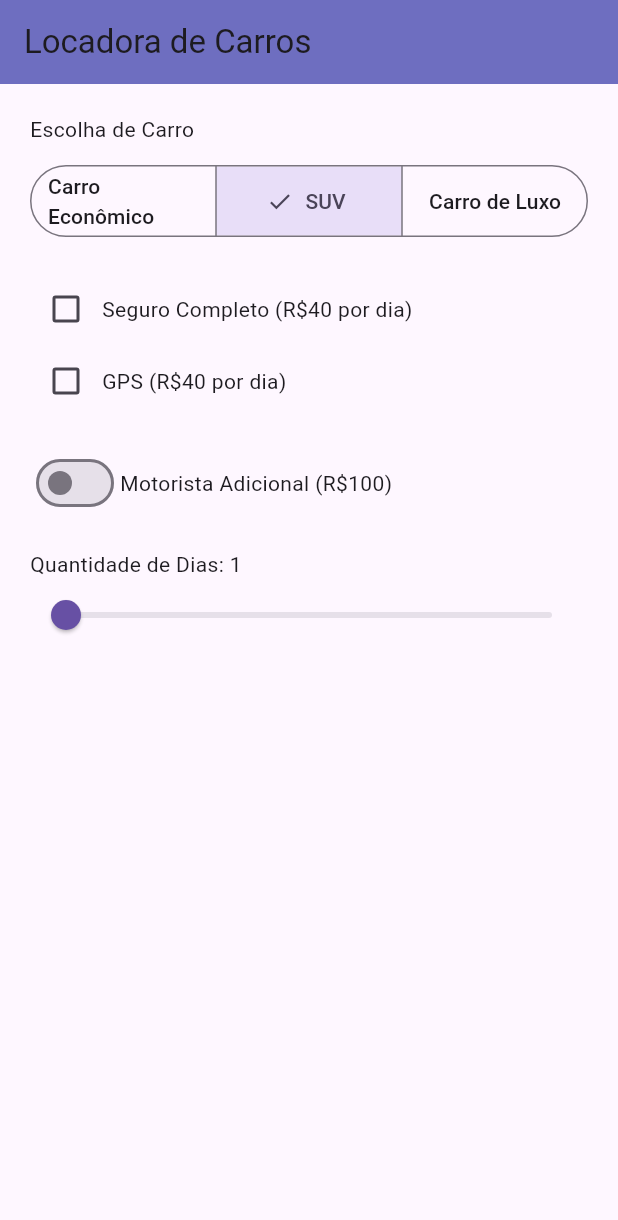
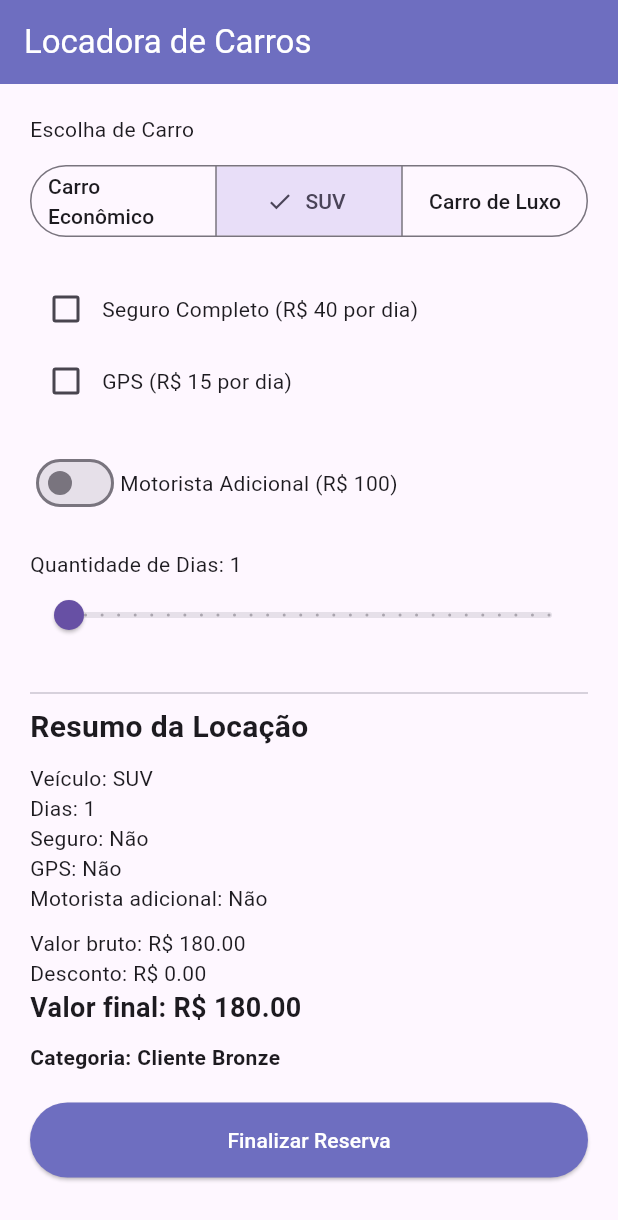
Before and after one commit to GabrielAlone/Locadora-de-Carros-Flutter-, a Flutter app: the screen it shows after launch, after a tap on "SUV", on a phone screen of 412 x 824 dp. Shown: the top 1220 px of the screen. Run offline on Flutter 3.47's test engine with Material 3 defaults, Android fonts, the phone set to English and light mode, and no system bars.

Commit message:
Correção do código

```diff
--- a/lib/main.dart
+++ b/lib/main.dart
@@ -1,4 +1,6 @@
 import 'package:flutter/material.dart';
+import 'widgets/botao.dart';
+import 'widgets/calculo.dart';
 
 void main() {
   runApp(MeuApp());
@@ -10,71 +12,141 @@ class MeuApp extends StatefulWidget {
 }
 
 class _MeuAppState extends State<MeuApp> {
+  final GlobalKey<NavigatorState> chaveNavegacao =
+      GlobalKey<NavigatorState>();
+
+  final GlobalKey<ScaffoldMessengerState> chaveMensagem =
+      GlobalKey<ScaffoldMessengerState>();
+
   bool ligado = false;
   bool seguro = false;
   bool gps = false;
+
   double valor = 1;
+  double valorVeiculo = 120;
+
   String opcao = "Economico";
 
-  void clicarIcone() {
-    print("Clicou no coração");
+  Calculo calculo = Calculo();
+
+  @override
+  void initState() {
+    super.initState();
+    atualizarCalculo();
+  }
+
+  void atualizarCalculo() {
+    calculo.calcular(valorVeiculo, valor, seguro, gps, ligado);
   }
 
   void alterarSwitch(bool novoValor) {
     setState(() {
       ligado = novoValor;
-      print(novoValor);
+      atualizarCalculo();
     });
   }
 
   void alterarSeguro(bool novoValor) {
     setState(() {
       seguro = novoValor;
-      print(novoValor);
+      atualizarCalculo();
     });
   }
 
   void alterarGps(bool novoValor) {
     setState(() {
       gps = novoValor;
-      print(novoValor);
+      atualizarCalculo();
     });
   }
 
   void alterarSlider(double novoValor) {
     setState(() {
       valor = novoValor;
-      print(novoValor);
+      atualizarCalculo();
     });
   }
 
   void alterarOpcao(String novaOpcao) {
     setState(() {
       opcao = novaOpcao;
-      print(novaOpcao);
+      valorVeiculo = calculo.valorDoVeiculo(opcao);
+      atualizarCalculo();
     });
+  }
+
+  void mostrarAlert(String mensagem) {
+    final contexto = chaveNavegacao.currentContext;
+
+    if (contexto == null) return;
+
+    showDialog(
+      context: contexto,
+      builder: (contextoDialog) {
+        return AlertDialog(
+          title: Text("Confirmar Reserva"),
+          content: SingleChildScrollView(
+            child: Text(mensagem),
+          ),
+          actions: [
+            TextButton(
+              onPressed: () {
+                Navigator.pop(contextoDialog);
+              },
+              child: Text("Cancelar"),
+            ),
+            TextButton(
+              onPressed: () {
+                Navigator.pop(contextoDialog);
+
+                chaveMensagem.currentState?.showSnackBar(
+                  SnackBar(
+                    content: Text("Reserva realizada com sucesso!"),
+                  ),
+                );
+              },
+              child: Text("Confirmar Reserva"),
+            ),
+          ],
+        );
+      },
+    );
+  }
+
+  void finalizarReserva() {
+    atualizarCalculo();
+
+    mostrarAlert(
+      "Veículo: ${calculo.nomeVeiculo(opcao)}\n"
+      "Dias: ${valor.toInt()}\n"
+      "Seguro: ${seguro ? 'Sim' : 'Não'}\n"
+      "GPS: ${gps ? 'Sim' : 'Não'}\n"
+      "Motorista adicional: ${ligado ? 'Sim' : 'Não'}\n\n"
+      "Valor bruto: R\$ ${calculo.valorBruto.toStringAsFixed(2)}\n"
+      "Desconto: R\$ ${calculo.desconto.toStringAsFixed(2)}\n"
+      "Valor final: R\$ ${calculo.valorFinal.toStringAsFixed(2)}\n"
+      "Categoria: ${calculo.categoria}",
+    );
   }
 
   @override
   Widget build(BuildContext context) {
     return MaterialApp(
       debugShowCheckedModeBanner: false,
+      navigatorKey: chaveNavegacao,
+      scaffoldMessengerKey: chaveMensagem,
       home: Scaffold(
-
-        // SEGMENTED BUTTON
-
         appBar: AppBar(
           title: Text("Locadora de Carros"),
           backgroundColor: Color.fromARGB(255, 110, 110, 192),
+          foregroundColor: Colors.white,
         ),
-
         body: Padding(
           padding: EdgeInsets.all(20),
-
+          child: SingleChildScrollView(
             child: Column(
               crossAxisAlignment: CrossAxisAlignment.start,
               children: [
-
                 Text("Escolha de Carro"),
                 SizedBox(height: 10),
 
@@ -84,20 +156,16 @@ class _MeuAppState extends State<MeuApp> {
                       value: "Economico",
                       label: Text("Carro Econômico"),
                     ),
-
                     ButtonSegment(
                       value: "SUV",
                       label: Text("SUV"),
                     ),
-
                     ButtonSegment(
-                    value: "C",
+                      value: "Luxo",
                       label: Text("Carro de Luxo"),
                     ),
                   ],
-
                   selected: {opcao},
-
                   onSelectionChanged: (novaSelecao) {
                     alterarOpcao(novaSelecao.first);
                   },
@@ -105,70 +173,113 @@ class _MeuAppState extends State<MeuApp> {
 
                 SizedBox(height: 20),
 
-              // CHECKBOX
-
                 Row(
                   children: [
                     Checkbox(
                       value: seguro,
-                    onChanged: (valor) {
-                      alterarSeguro(valor!);
+                      onChanged: (novoValor) {
+                        alterarSeguro(novoValor!);
                       },
                     ),
-
-                  Text("Seguro Completo (R\$40 por dia)"),
+                    Expanded(
+                      child: Text("Seguro Completo (R\$ 40 por dia)"),
+                    ),
                   ],
                 ),
-
-              // CHECKBOX
 
                 Row(
                   children: [
                     Checkbox(
                       value: gps,
-                    onChanged: (valor) {
-                      alterarGps(valor!);
+                      onChanged: (novoValor) {
+                        alterarGps(novoValor!);
                       },
                     ),
-
-                  Text("GPS (R\$40 por dia)"),
+                    Expanded(
+                      child: Text("GPS (R\$ 15 por dia)"),
+                    ),
                   ],
                 ),
 
                 SizedBox(height: 20),
 
-              // SWITCH
-
                 Row(
                   children: [
                     Switch(
                       value: ligado,
-
-                    onChanged: (valor) {
-                      alterarSwitch(valor);
-                    },
+                      onChanged: alterarSwitch,
                     ),
-
-                  Text("Motorista Adicional (R\$100)"),
+                    Expanded(
+                      child: Text("Motorista Adicional (R\$ 100)"),
+                    ),
                   ],
                 ),
 
                 SizedBox(height: 20),
-
-              // SLIDER
 
                 Text("Quantidade de Dias: ${valor.toInt()}"),
 
                 Slider(
                   min: 1,
                   max: 30,
+                  divisions: 29,
                   value: valor,
+                  onChanged: alterarSlider,
+                ),
 
-                onChanged: (novoValor) {
-                  alterarSlider(novoValor);
-                },
+                SizedBox(height: 20),
+                Divider(),
+
+                Text(
+                  "Resumo da Locação",
+                  style: TextStyle(
+                    fontSize: 20,
+                    fontWeight: FontWeight.bold,
+                  ),
+                ),
+
+                SizedBox(height: 10),
+
+                Text("Veículo: ${calculo.nomeVeiculo(opcao)}"),
+                Text("Dias: ${valor.toInt()}"),
+                Text("Seguro: ${seguro ? 'Sim' : 'Não'}"),
+                Text("GPS: ${gps ? 'Sim' : 'Não'}"),
+                Text("Motorista adicional: ${ligado ? 'Sim' : 'Não'}"),
+
+                SizedBox(height: 10),
+
+                Text(
+                  "Valor bruto: R\$ ${calculo.valorBruto.toStringAsFixed(2)}",
+                ),
+                Text(
+                  "Desconto: R\$ ${calculo.desconto.toStringAsFixed(2)}",
+                ),
+                Text(
+                  "Valor final: R\$ ${calculo.valorFinal.toStringAsFixed(2)}",
+                  style: TextStyle(
+                    fontSize: 18,
+                    fontWeight: FontWeight.bold,
+                  ),
+                ),
+
+                SizedBox(height: 10),
+
+                Text(
+                  "Categoria: ${calculo.categoria}",
+                  style: TextStyle(
+                    fontWeight: FontWeight.bold,
+                  ),
+                ),
+
+                SizedBox(height: 20),
+
+                meuBotao(
+                  "Finalizar Reserva",
+                  Color.fromARGB(255, 110, 110, 192),
+                  finalizarReserva,
                 ),
               ],
+            ),
           ),
         ),
       ),
--- /dev/null
+++ b/lib/widgets/botao.dart
@@ -0,0 +1,17 @@
+
+import 'package:flutter/material.dart';
+
+Widget meuBotao(String texto, Color cor, VoidCallback metodo) {
+  return Padding(
+    padding: EdgeInsets.only(bottom: 10),
+    child: ElevatedButton(
+      onPressed: metodo,
+      style: ElevatedButton.styleFrom(
+        backgroundColor: cor,
+        minimumSize: Size(double.infinity, 50),
+        foregroundColor: Colors.white,
+      ),
+      child: Text(texto),
+    ),
+  );
+}
--- /dev/null
+++ b/lib/widgets/calculo.dart
@@ -0,0 +1,71 @@
+
+class Calculo {
+  double valorBruto = 0;
+  double desconto = 0;
+  double valorFinal = 0;
+  String categoria = "Cliente Bronze";
+
+  void calcular(
+    double valorVeiculo,
+    double dias,
+    bool seguro,
+    bool gps,
+    bool motorista,
+  ) {
+    double diaria = valorVeiculo;
+
+    if (seguro) {
+      diaria = diaria + 40;
+    }
+
+    if (gps) {
+      diaria = diaria + 15;
+    }
+
+    valorBruto = diaria * dias;
+
+    if (motorista) {
+      valorBruto = valorBruto + 100;
+    }
+
+    if (dias >= 15) {
+      desconto = valorBruto * 0.10;
+    } else if (dias >= 7) {
+      desconto = valorBruto * 0.05;
+    } else {
+      desconto = 0;
+    }
+
+    valorFinal = valorBruto - desconto;
+
+    if (valorFinal <= 1000) {
+      categoria = "Cliente Bronze";
+    } else if (valorFinal <= 3000) {
+      categoria = "Cliente Prata";
+    } else if (valorFinal <= 5000) {
+      categoria = "Cliente Ouro";
+    } else {
+      categoria = "Cliente Platinum";
+    }
+  }
+
+  double valorDoVeiculo(String opcao) {
+    if (opcao == "Economico") {
+      return 120;
+    } else if (opcao == "SUV") {
+      return 180;
+    } else {
+      return 300;
+    }
+  }
+
+  String nomeVeiculo(String opcao) {
+    if (opcao == "Economico") {
+      return "Carro Econômico";
+    } else if (opcao == "SUV") {
+      return "SUV";
+    } else {
+      return "Carro de Luxo";
+    }
+  }
+}
```
Lines whose indentation alone changed are shown as unchanged.
